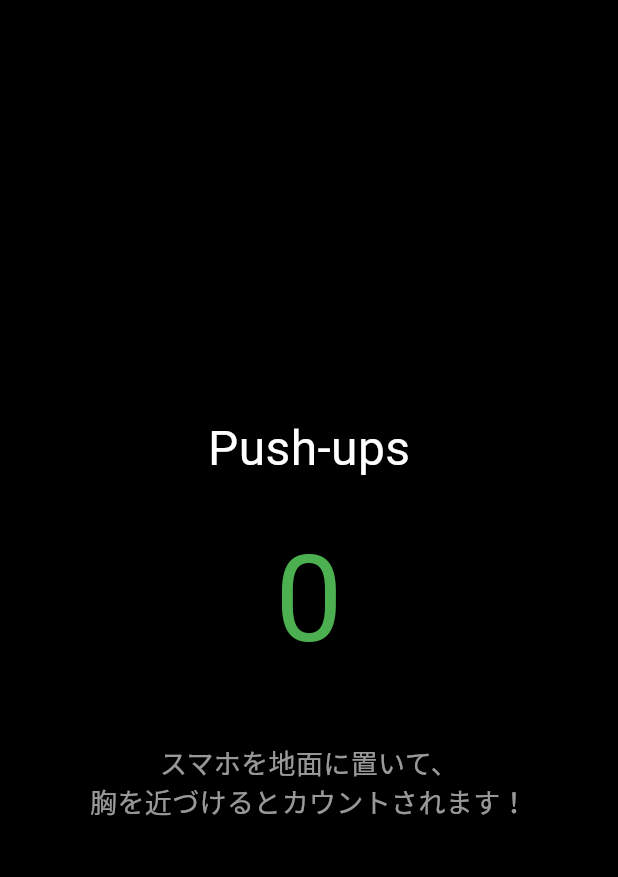
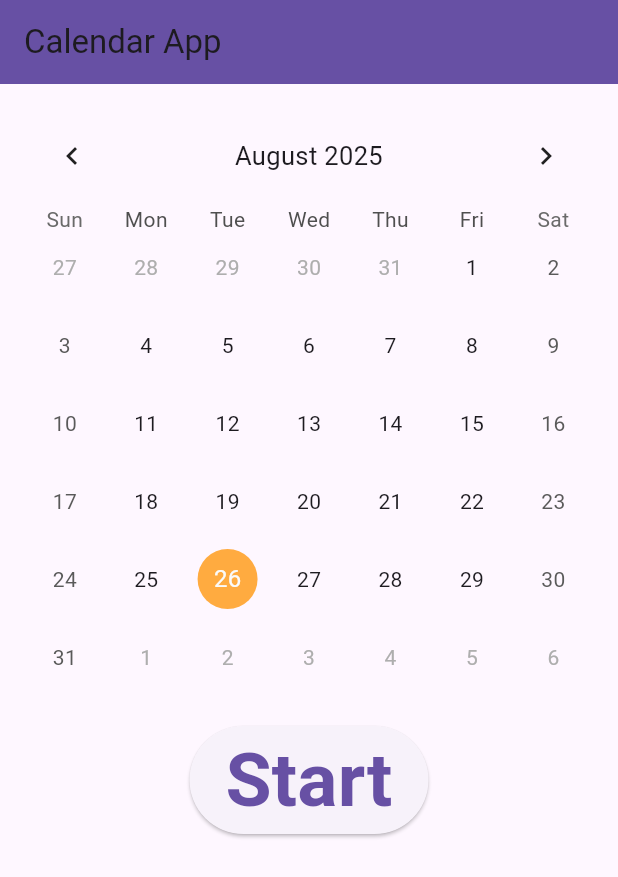
Before and after one commit to itomo2/pushapp, a Flutter app: the screen it shows after launch, on a phone screen of 412 x 824 dp. Shown: the top 877 px of the screen. Run offline on Flutter 3.47's test engine with Material 3 defaults, Android fonts, the light colour scheme and no system bars; drawn by our look-alikes of table_calendar; missing offline and left inert: proximity_sensor.

Commit message:
カレンダページ

```diff
--- a/lib/main.dart
+++ b/lib/main.dart
@@ -1,77 +1,149 @@
-import 'package:flutter/material.dart';
-import 'package:proximity_sensor/proximity_sensor.dart';
+import 'package:flutter/material.dart'; // FlutterのUI部品を使うためのパッケージをインポート
+import 'package:proximity_sensor/proximity_sensor.dart'; // 近接センサーを使うためのパッケージをインポート
+import 'package:table_calendar/table_calendar.dart'; // カレンダー表示用パッケージをインポート
 
 void main() {
-  runApp(const PushUpApp());
+  runApp(const PushUpApp()); // アプリのエントリーポイント。PushUpAppウィジェットを起動
 }
 
-class PushUpApp extends StatelessWidget {
-  const PushUpApp({super.key});
+class PushUpApp extends StatelessWidget { // アプリ全体のウィジェット（Stateless: 状態を持たない）
+  const PushUpApp({super.key}); // コンストラクタ（keyはウィジェットの識別用）
 
   @override
   Widget build(BuildContext context) {
-    return const MaterialApp(
-      title: '腕立てカウンター',
-      home: PushUpCounterScreen(),
+    return const MaterialApp( // マテリアルデザインのアプリを構築
+      title: '腕立てカウンター', // アプリのタイトル
+      home: Calendar(), // メイン画面としてCalendarウィジェットを表示
     );
   }
 }
 
-class PushUpCounterScreen extends StatefulWidget {
-  const PushUpCounterScreen({super.key});
+class Calendar extends StatefulWidget { // 状態を持つ画面ウィジェット
+  const Calendar({super.key}); // コンストラクタ
 
   @override
-  State<PushUpCounterScreen> createState() => _PushUpCounterScreenState();
+  State<Calendar> createState() => _CalendarState(); // 状態管理クラスを生成
 }
 
-class _PushUpCounterScreenState extends State<PushUpCounterScreen> {
-  int _pushUpCount = 0;
-  bool _isNear = false;
-  late Stream<bool> _proximityStream;
+class _CalendarState extends State<Calendar> { // Calendar画面の状態管理クラス
+  DateTime _focusedDay = DateTime.now(); // 現在フォーカスされている日付
+  DateTime? _selectedDay; // 選択された日付（未選択ならnull）
+
+  @override
+  Widget build(BuildContext context) {
+    return Scaffold( // 画面のレイアウトを定義
+      appBar: AppBar(
+        title: const Text('Calendar App'), // AppBarのタイトル
+        backgroundColor: Theme.of(context).colorScheme.primary, // AppBarの背景色
+      ),
+      body: Padding(
+        padding: const EdgeInsets.all(16.0), // 画面の余白を設定
+        child: Column(
+          children: [
+            TableCalendar(
+              firstDay: DateTime.utc(2000, 1, 1), // カレンダーの開始日
+              lastDay: DateTime.utc(2200, 12, 31), // カレンダーの終了日
+              focusedDay: _focusedDay, // 現在フォーカスされている日付
+              selectedDayPredicate: (day) => isSameDay(_selectedDay, day), // 選択判定
+              onDaySelected: (selectedDay, focusedDay) { // 日付選択時の処理
+                setState(() {
+                  _selectedDay = selectedDay; // 選択日を更新
+                  _focusedDay = focusedDay; // フォーカス日を更新
+                  // Navigator.push(
+                  //   context,
+                  //   MaterialPageRoute(builder: (context) => NextPage('KBOY')),
+                  // );
+                });
+              },
+              calendarStyle: CalendarStyle(
+                selectedDecoration: BoxDecoration(
+                  color: Colors.deepPurple, // 選択日の背景色
+                  shape: BoxShape.circle, // 選択日の形状
+                ),
+                todayDecoration: BoxDecoration(
+                  color: Colors.orangeAccent, // 今日の背景色
+                  shape: BoxShape.circle, // 今日の形状
+                ),
+              ),
+              headerStyle: HeaderStyle(
+                formatButtonVisible: false, // フォーマット切替ボタン非表示
+                titleCentered: true, // タイトル中央揃え
+              ),
+            ),
+            const SizedBox(height: 20), // 余白
+            ElevatedButton( // ボタンウィジェット
+              onPressed: () { // ボタン押下時の処理
+                Navigator.push(
+                  context,
+                  MaterialPageRoute(builder: (context) => const PushUpCounterScreen()), // PushUpCounterScreenへ遷移
+                );
+              },
+              child: const Text('Start',style: TextStyle(fontSize: 50.0,fontWeight: FontWeight.bold),), // ボタンのラベル
+            ),
+          ],
+        )
+      ),
+    );
+  }
+}
+
+class PushUpCounterScreen extends StatefulWidget { // 状態を持つ画面ウィジェット
+  const PushUpCounterScreen({super.key}); // コンストラクタ
+
+  @override
+  State<PushUpCounterScreen> createState() => _PushUpCounterScreenState(); // 状態管理クラスを生成
+}
+
+class _PushUpCounterScreenState extends State<PushUpCounterScreen> { // 状態管理クラス
+  int _pushUpCount = 0; // 腕立ての回数を保持する変数
+  bool _isNear = false; // 近接センサーが近いかどうかを保持
+  late Stream<bool> _proximityStream; // 近接センサーの状態を監視するストリーム
 
   @override
   void initState() {
     super.initState();
-    _startListening();
+    _startListening(); // 初期化時に近接センサーの監視を開始
   }
 
   void _startListening() {
     // proximity_sensorのStream<int>をboolに変換
-    _proximityStream = ProximitySensor.events.map((event) => event > 0);
+    _proximityStream = ProximitySensor.events.map((event) => event > 0); // センサー値が0より大きければtrue
 
-    _proximityStream.listen((isNear) {
-      if (isNear && !_isNear) {
-        // 近づいた瞬間にカウントアップ
+    _proximityStream.listen((isNear) { // センサーの状態変化を監視
+      if (isNear && !_isNear) { // 近づいた瞬間のみカウントアップ（ステップ関数）
         setState(() {
-          _pushUpCount++;
+          _pushUpCount++; // 腕立て回数を増やす
         });
+        if (_pushUpCount == 2) { // 2回目で何か処理（例：メッセージ表示）をしたい場合
+          // ここに処理を書く
+        }
       }
-      _isNear = isNear;
+      _isNear = isNear; // 状態を更新（過去の状態として残しておく）
     });
   }
 
   @override
   Widget build(BuildContext context) {
-    return Scaffold(
-      backgroundColor: Colors.black,
-      body: Center(
-        child: Column(
-          mainAxisAlignment: MainAxisAlignment.center,
+    return Scaffold( // 画面のレイアウトを定義
+      backgroundColor: Colors.black, // 背景色を黒に設定
+      body: Center( // 中央に配置
+        child: Column( // 縦方向にウィジェットを並べる
+          mainAxisAlignment: MainAxisAlignment.center, // 中央揃え
           children: [
             const Text(
-              'Push-ups',
-              style: TextStyle(fontSize: 32, color: Colors.white),
+              'Push-ups', // タイトル表示
+              style: TextStyle(fontSize: 32, color: Colors.white), // 文字サイズと色
             ),
-            const SizedBox(height: 20),
+            const SizedBox(height: 20), // 余白
             Text(
-              '$_pushUpCount',
-              style: const TextStyle(fontSize: 80, color: Colors.green),
+              '$_pushUpCount', // 腕立て回数を表示
+              style: const TextStyle(fontSize: 80, color: Colors.green), // 文字サイズと色
             ),
-            const SizedBox(height: 40),
+            const SizedBox(height: 40), // 余白
             const Text(
-              'スマホを地面に置いて、\n胸を近づけるとカウントされます！',
-              style: TextStyle(fontSize: 18, color: Colors.white60),
-              textAlign: TextAlign.center,
+              'スマホを地面に置いて、\n胸を近づけるとカウントされます！', // 説明文
+              style: TextStyle(fontSize: 18, color: Colors.white60), // 文字サイズと色
+              textAlign: TextAlign.center, // 中央揃え
             ),
           ],
         ),
--- a/pubspec.yaml
+++ b/pubspec.yaml
@@ -35,6 +35,7 @@ dependencies:
   # Use with the CupertinoIcons class for iOS style icons.
   cupertino_icons: ^1.0.8
   proximity_sensor: ^1.3.8
+  table_calendar: ^3.2.0
 
 dev_dependencies:
   flutter_test:
```
Also changed, not shown: pubspec.lock, 1137 other files.
